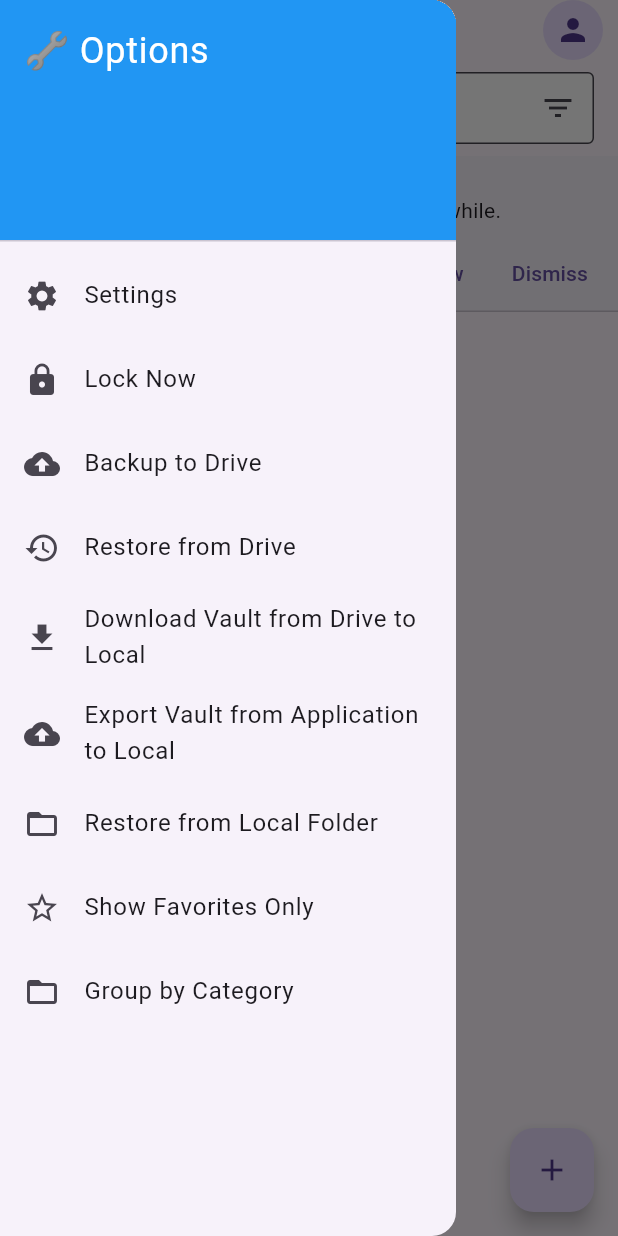
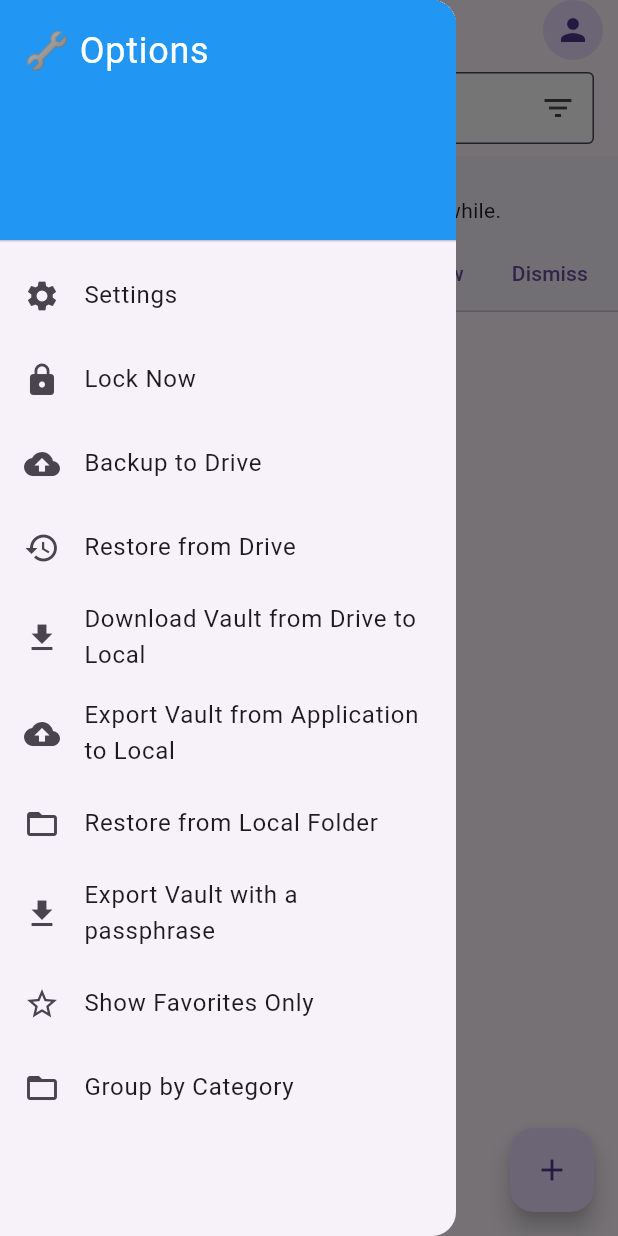
Before and after one commit to KavyaJP/PasswordManagerAndroid, a Flutter app: the HomeScreen screen opened by its route, with the side drawer open, on a phone screen of 412 x 824 dp. Run offline on Flutter 3.47's test engine with Material 3 defaults, Android fonts, the phone set to English and light mode, and no system bars; our stand-ins replace device_info_plus, file_picker, flutter_secure_storage, google_sign_in, hive, hive_flutter and 4 more; missing offline and left inert: encrypt, googleapis, pointycastle; accounts and stored records are empty.

Commit message:
Added Export as .vault feature

```diff
--- a/lib/home_screen.dart
+++ b/lib/home_screen.dart
@@ -12,12 +12,13 @@ import 'package:path_provider/path_provider.dart';
 import 'package:shared_preferences/shared_preferences.dart';
 import 'package:file_picker/file_picker.dart';
 import 'package:shared_preferences/shared_preferences.dart';
+
 import 'onboarding_screen.dart';
-
 import 'add_entry_screen.dart';
 import 'models/password_entry.dart';
 import 'secure_storage_manager.dart';
 import 'settings_screen.dart';
+import 'utils/vault_exporter.dart';
 
 enum FilterType { both, service, username }
 
@@ -573,6 +574,46 @@ class _HomeScreenState extends State<HomeScreen> {
     }
   }
 
+  Future<void> _exportVault(BuildContext context) async {
+    final passphrase = await _promptForPassphrase(context);
+    if (passphrase == null || passphrase.isEmpty) return;
+
+    final entries = await SecureStorageManager().getAllEntries();
+    await VaultExporter.exportVault(context, entries, passphrase);
+
+    ScaffoldMessenger.of(context).showSnackBar(
+      const SnackBar(content: Text('Vault exported successfully!')),
+    );
+  }
+
+  Future<String?> _promptForPassphrase(BuildContext context) async {
+    String passphrase = '';
+    return showDialog<String>(
+      context: context,
+      builder: (context) {
+        return AlertDialog(
+          title: const Text('Enter Export Passphrase'),
+          content: TextField(
+            autofocus: true,
+            obscureText: true,
+            decoration: const InputDecoration(hintText: 'Passphrase'),
+            onChanged: (value) => passphrase = value,
+          ),
+          actions: [
+            TextButton(
+              onPressed: () => Navigator.pop(context, null),
+              child: const Text('Cancel'),
+            ),
+            ElevatedButton(
+              onPressed: () => Navigator.pop(context, passphrase),
+              child: const Text('Export'),
+            ),
+          ],
+        );
+      },
+    );
+  }
+
   @override
   Widget build(BuildContext context) {
     final grouped = _groupByCategory ? _groupedByCategory() : _groupedEntries();
@@ -825,6 +866,14 @@ class _HomeScreenState extends State<HomeScreen> {
               onTap: () {
                 Navigator.pop(context);
                 _restoreVaultFromLocal();
+              },
+            ),
+            ListTile(
+              leading: Icon(Icons.download),
+              title: Text('Export Vault with a passphrase'),
+              onTap: () {
+                Navigator.pop(context); // close the drawer
+                _exportVault(context);
               },
             ),
             ListTile(
--- a/lib/models/password_entry.dart
+++ b/lib/models/password_entry.dart
@@ -1,12 +1,32 @@
-class PasswordEntry {
+import 'package:hive/hive.dart';
+
+part 'password_entry.g.dart'; // Needed for code generation
+
+@HiveType(typeId: 0)
+class PasswordEntry extends HiveObject {
+  @HiveField(0)
   final String id;
+
+  @HiveField(1)
   final String service;
+
+  @HiveField(2)
   final String username;
+
+  @HiveField(3)
   final String password;
+
+  @HiveField(4)
   final String? note;
+
+  @HiveField(5)
   bool isFavorite;
+
+  @HiveField(6)
   final List<String> imagePaths;
-  final String? category; // Optional
+
+  @HiveField(7)
+  final String? category;
 
   PasswordEntry({
     required this.id,
@@ -27,7 +47,7 @@ class PasswordEntry {
     String? note,
     bool? isFavorite,
     List<String>? imagePaths,
-    String? category, // ✅
+    String? category,
   }) {
     return PasswordEntry(
       id: id ?? this.id,
@@ -37,7 +57,7 @@ class PasswordEntry {
       note: note ?? this.note,
       isFavorite: isFavorite ?? this.isFavorite,
       imagePaths: imagePaths ?? this.imagePaths,
-      category: category ?? this.category, // ✅
+      category: category ?? this.category,
     );
   }
 
@@ -49,7 +69,7 @@ class PasswordEntry {
     "note": note,
     "isFavorite": isFavorite,
     "imagePaths": imagePaths,
-    "category": category, // ✅
+    "category": category,
   };
 
   factory PasswordEntry.fromJson(Map<String, dynamic> json) => PasswordEntry(
@@ -60,6 +80,6 @@ class PasswordEntry {
     note: json["note"],
     isFavorite: json["isFavorite"] ?? false,
     imagePaths: List<String>.from(json["imagePaths"] ?? []),
-    category: json["category"], // ✅
+    category: json["category"],
   );
 }
--- a/pubspec.yaml
+++ b/pubspec.yaml
@@ -28,6 +28,10 @@ dependencies:
   file_picker: ^10.2.0
   device_info_plus: ^10.1.0
   tutorial_coach_mark: ^1.2.4
+  encrypt: ^5.0.3
+  pointycastle: ^3.7.3
+  hive_generator: ^2.0.1
+  build_runner: ^2.4.7
 
 dev_dependencies:
   flutter_test:
```
Also changed, not shown: lib/main.dart (+7 -0 lines), lib/secure_storage_manager.dart (+10 -2 lines), lib/utils/vault_exporter.dart (added, +99 -0 lines), lib/models/password_entry.g.dart (added), 2 other files.
